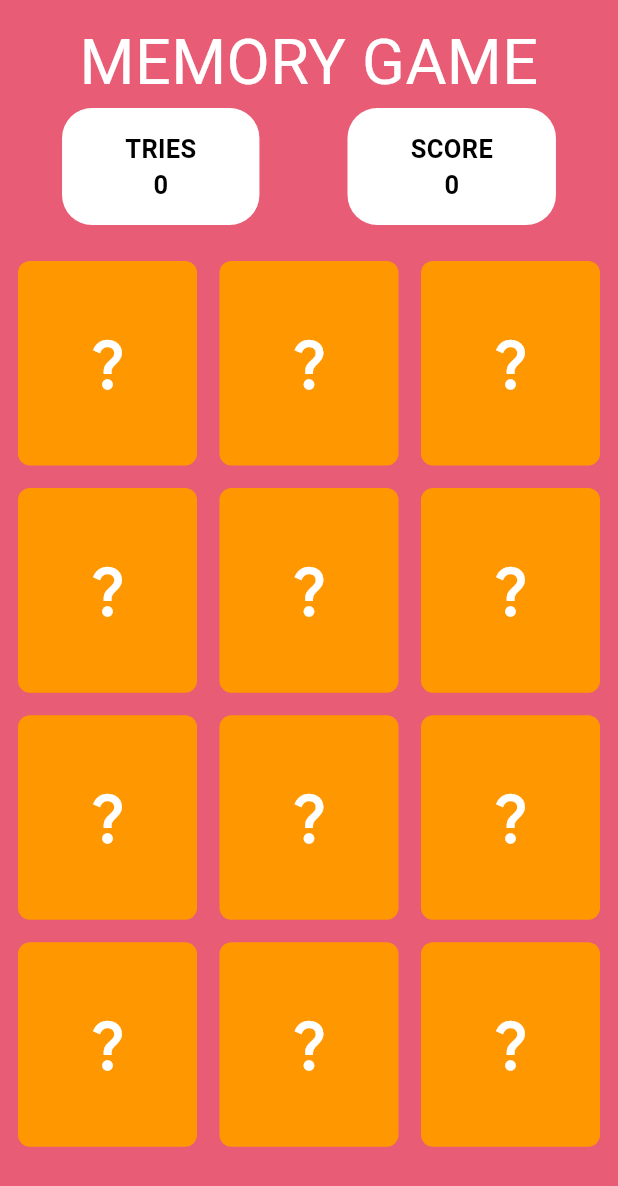
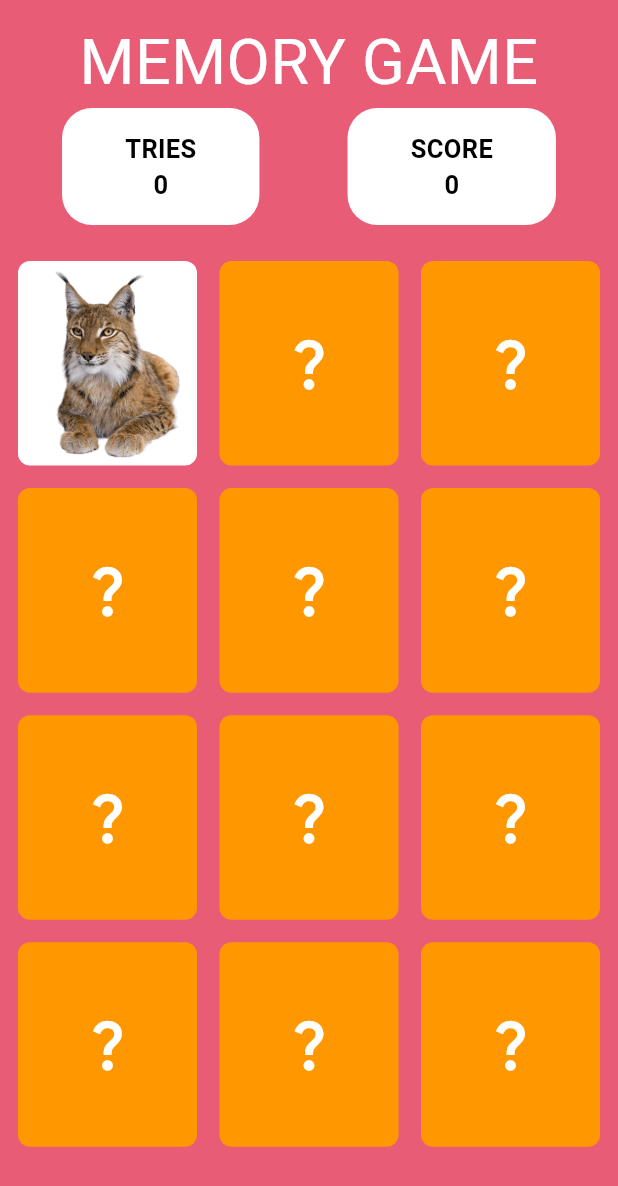
Before and after one commit to franklin83diaz/game-flip_game, a Flutter app: the screen it shows after launch, after a tap on the "question mark" icon, on a phone screen of 412 x 824 dp. Shown: the top 1186 px of the screen. Run offline on Flutter 3.47's test engine with Material 2 defaults, Android fonts, the phone set to English and light mode, and no system bars; drawn by our look-alikes of flip_card; our stand-ins replace get.

Commit message:
FlipCard

```diff
--- a/lib/pages/component/score_memory_game_widget.dart
+++ b/lib/pages/component/score_memory_game_widget.dart
@@ -1,8 +1,8 @@
 import 'package:flutter/material.dart';
 
-scoreWidget({required String title, required int value}){
+scoreWidget({required String title, required int value}) {
   return Container(
-    padding:EdgeInsets.fromLTRB(42, 15, 42, 15),
+    padding: const EdgeInsets.fromLTRB(42, 15, 42, 15),
     decoration: BoxDecoration(
       color: Colors.white,
       borderRadius: BorderRadius.circular(20),
@@ -10,8 +10,16 @@ scoreWidget({required String title, required int value}){
     child: Column(
       crossAxisAlignment: CrossAxisAlignment.center,
       children: [
-        Text(title,style: const TextStyle(color: Colors.black,fontSize: 17,fontWeight: FontWeight.bold),),
-        Text(value.toString(),style: const TextStyle(color: Colors.black,fontSize: 17,fontWeight: FontWeight.bold),),
+        Text(
+          title,
+          style: const TextStyle(
+              color: Colors.black, fontSize: 17, fontWeight: FontWeight.bold),
+        ),
+        Text(
+          value.toString(),
+          style: const TextStyle(
+              color: Colors.black, fontSize: 17, fontWeight: FontWeight.bold),
+        ),
       ],
     ),
   );
--- a/lib/pages/flip_card_memory_game.dart
+++ b/lib/pages/flip_card_memory_game.dart
@@ -1,7 +1,9 @@
+import 'package:flip_card/flip_card.dart';
 import 'package:flip_card/flip_card_controller.dart';
+import 'package:flutter/foundation.dart';
+import 'package:flutter/material.dart';
 import 'package:get/get.dart';
-import 'package:flutter/material.dart';
-import 'package:flip_card/flip_card.dart';
+
 import '../controllers/flip_card_controller.dart';
 import 'component/score_memory_game_widget.dart';
 
@@ -14,7 +16,7 @@ class FlipCardMemoryGame extends StatefulWidget {
 
 class _FlipCardMemoryGameState extends State<FlipCardMemoryGame> {
   final controller = Get.put(FlipCardGameController());
-final  flipCardController =  FlipCardController();
+  final flipCardController = FlipCardController();
 
   @override
   void initState() {
@@ -24,84 +26,104 @@ final  flipCardController =  FlipCardController();
 
   @override
   Widget build(BuildContext context) {
-    final FlipCardController flipController = FlipCardController();
     double maxWidth = MediaQuery.of(context).size.width;
-    double maxHeight = MediaQuery.of(context).size.height;
+    final RxList par = [].obs;
     return Scaffold(
-      backgroundColor: Color(0xFFe85d75),
+      backgroundColor: const Color(0xFFe85d75),
       body: SafeArea(
         child: SingleChildScrollView(
           child: Container(
-            padding: EdgeInsets.all(12),
-            width:maxWidth ,
+            padding: const EdgeInsets.all(12),
+            width: maxWidth,
             child: Column(
               mainAxisAlignment: MainAxisAlignment.center,
               children: [
-                 const Text("MEMORY GAME",textAlign: TextAlign.center,style: TextStyle(
-                  fontSize: 42,color: Colors.white
-                ),),
+                const Text(
+                  "MEMORY GAME",
+                  textAlign: TextAlign.center,
+                  style: TextStyle(fontSize: 42, color: Colors.white),
+                ),
                 Row(
                   mainAxisAlignment: MainAxisAlignment.spaceAround,
                   children: [
-                   scoreWidget(title: "TRIES",value: 0),
-                   scoreWidget(title: "SCORE",value: 0),
+                    scoreWidget(title: "TRIES", value: 0),
+                    scoreWidget(title: "SCORE", value: 0),
                   ],
                 ),
-
-                Obx(
-                    ()=> GridView.builder(
-                    padding: EdgeInsets.only(top: 24),
+                GridView.builder(
+                    padding: const EdgeInsets.only(top: 24),
                     primary: false,
                     shrinkWrap: true,
-                      gridDelegate: const SliverGridDelegateWithFixedCrossAxisCount(
-                          crossAxisCount: 3 ,
+                    gridDelegate:
+                        const SliverGridDelegateWithFixedCrossAxisCount(
+                            crossAxisCount: 3,
                             childAspectRatio: 3.5 / 4,
                             crossAxisSpacing: 15,
                             mainAxisSpacing: 15),
                     itemCount: controller.flipCardData.length,
                     itemBuilder: (BuildContext ctx, index) {
-                        return FlipCard(
+                      final FlipCardController flipController =
+                          FlipCardController();
+
+                      return Obx(
+                        () => FlipCard(
                             controller: flipController,
-                          onFlip:(){
-                            controller.flipCard(index);
+                            onFlip: () async {
+                              //add to list
+                              par.add({
+                                controller.flipCardData[index].key:
+                                    flipController
+                              });
+                              par.refresh();
+
+                              if (par.length == 2) {
+                                if (par[0].keys.first == par[1].keys.first) {
+                                  if (kDebugMode) {
+                                    print("match");
+                                  }
+                                  par.clear();
+                                } else {
+                                  if (kDebugMode) {
+                                    print("not match");
+                                  }
+
+                                  await Future.delayed(
+                                      const Duration(milliseconds: 1000));
+                                  par[0].values.first.toggleCard();
+                                  par[1].values.first.toggleCard();
+
+                                  par.clear();
+                                }
+                              }
                             },
-                              flipOnTouch: true,
-                              fill: Fill.fillFront, // Fill the back side of the card to make in the same size as the front.
+                            flipOnTouch: par.length < 2 ? true : false,
+                            fill: Fill
+                                .fillFront, // Fill the back side of the card to make in the same size as the front.
                             direction: FlipDirection.HORIZONTAL, // default
-                              side: CardSide.FRONT, // The side to initially display.
-                              front: controller.flipCardData[index].isMatched ?
-                             Container(
+                            side: CardSide
+                                .FRONT, // The side to initially display.
+                            front: Container(
+                                alignment: Alignment.center,
+                                decoration: BoxDecoration(
+                                    color: Colors.orange,
+                                    borderRadius: BorderRadius.circular(8)),
+                                child: const Icon(
+                                  Icons.question_mark,
+                                  color: Colors.white,
+                                  size: 42,
+                                )),
+                            back: Container(
                                 alignment: Alignment.center,
                                 decoration: BoxDecoration(
                                     color: Colors.white,
                                     borderRadius: BorderRadius.circular(8)),
-                                  child: Image.asset(controller.flipCardData[index].img,fit: BoxFit.fill)
+                                child: Image.asset(
+                                    controller.flipCardData[index].img,
+                                    fit: BoxFit.fill)
                                 // const Icon(Icons.question_mark,color: Colors.white,size: 42,),
-                              ): Container(
-                                  alignment: Alignment.center,
-                                  decoration: BoxDecoration(
-                                      color: Colors.orange,
-                                      borderRadius: BorderRadius.circular(8)),
-                                  child: const Icon(Icons.question_mark,color: Colors.white,size: 42,)
-                              ),
-                              back: controller.flipCardData[index].isMatched ?
-                              Container(
-                                  alignment: Alignment.center,
-                                  decoration: BoxDecoration(
-                                      color: Colors.white,
-                                      borderRadius: BorderRadius.circular(8)),
-                                  child: Image.asset(controller.flipCardData[index].img,fit: BoxFit.fill)
-                                // const Icon(Icons.question_mark,color: Colors.white,size: 42,),
-                              ): Container(
-                                  alignment: Alignment.center,
-                                  decoration: BoxDecoration(
-                                      color: Colors.orange,
-                                      borderRadius: BorderRadius.circular(8)),
-                                  child: const Icon(Icons.question_mark,color: Colors.white,size: 42,)
-                              ),
+                                )),
                       );
                     }),
-                ),
               ],
             ),
           ),
```
Also changed, not shown: lib/controllers/flip_card_controller.dart (+17 -17 lines). Lines whose indentation alone changed are shown as unchanged.
